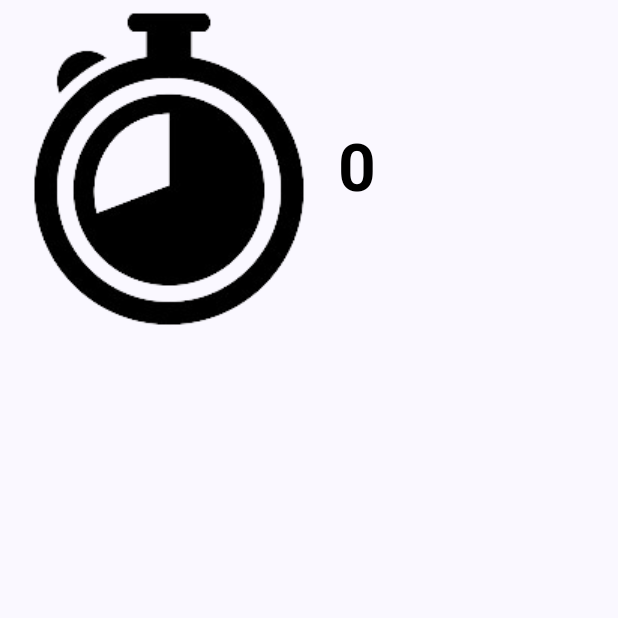
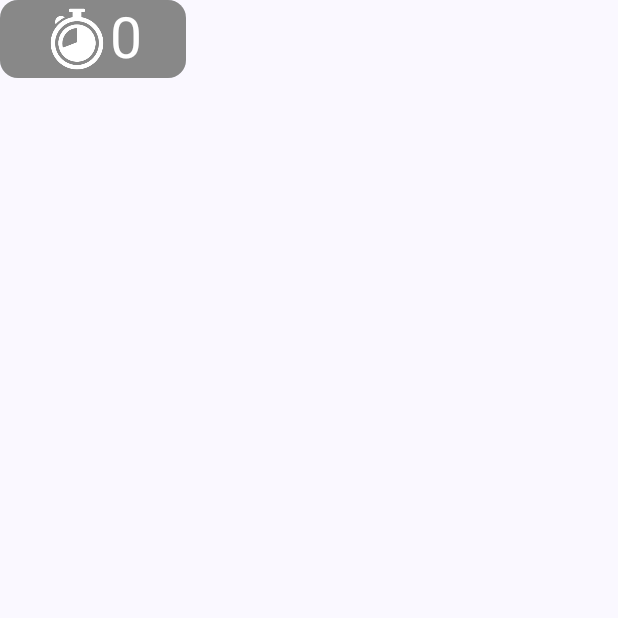
Before and after one commit to NikAn0ne/FindPairGame, an Android app built with Jetpack Compose: the composable Timer called with empty values, on a phone screen of 412 x 824 dp, the top half of it. Run offline under Robolectric (Android 15) with nearby library versions, the light colour scheme and no system bars; our stand-ins replace livedata-compose.

Commit message:
Game logic and small changes was added

```diff
--- a/app/src/main/java/com/example/findpairgame/Screens/GameScreen.kt
+++ b/app/src/main/java/com/example/findpairgame/Screens/GameScreen.kt
@@ -1,5 +1,6 @@
 package com.example.findpairgame.Screens
 
+import android.util.Log
 import androidx.compose.foundation.ExperimentalFoundationApi
 import androidx.compose.foundation.Image
 import androidx.compose.foundation.background
@@ -17,6 +18,7 @@ import androidx.compose.foundation.lazy.grid.LazyVerticalGrid
 import androidx.compose.foundation.shape.RoundedCornerShape
 import androidx.compose.material3.Button
 import androidx.compose.material3.ButtonDefaults
+import androidx.compose.material3.Card
 import androidx.compose.material3.Text
 import androidx.compose.runtime.Composable
 import androidx.compose.runtime.LaunchedEffect
@@ -28,9 +30,11 @@ import androidx.compose.runtime.setValue
 import androidx.compose.ui.Alignment
 import androidx.compose.ui.Modifier
 import androidx.compose.ui.graphics.Color
+import androidx.compose.ui.graphics.ColorFilter
 import androidx.compose.ui.layout.onSizeChanged
 import androidx.compose.ui.res.painterResource
 import androidx.compose.ui.text.font.FontWeight
+import androidx.compose.ui.tooling.preview.Preview
 import androidx.compose.ui.unit.IntSize
 import androidx.compose.ui.unit.dp
 import androidx.compose.ui.unit.sp
@@ -56,16 +60,25 @@ fun GameScreen(score: Int?,viewModel: PictureViewModel,navController: NavHostCon
         Row(modifier = Modifier.fillMaxWidth(),
             horizontalArrangement = Arrangement.SpaceEvenly){
 
-            Timer(totalTime = 1L * 1000L,
-                modifier = Modifier.size(200.dp))
+            score = Timer(totalTime = 1L * 1000L,
+                modifier = Modifier.size(200.dp),
+                score)
 
-
+            Card(modifier = Modifier.size(width = 124.dp, height = 52.dp))
+            {
+                Column(modifier = Modifier
+                    .fillMaxSize()
+                    .background(color = Color.Gray),
+                    verticalArrangement = Arrangement.Center,
+                    horizontalAlignment = Alignment.CenterHorizontally) {
             Row {
                 Image(modifier = Modifier
                     .size(42.dp)
                     .padding(end = 4.dp),painter = painterResource(id = R.drawable.coinicon), contentDescription = "")
-                Text(text = "$score", fontSize = 32.sp)
+                Text(text = "$score", fontSize = 32.sp, color = Color.White)
             }
+                }
+        }
         }
 
 
@@ -103,12 +116,16 @@ private fun CardItem(picture: PictureModel, viewModel: PictureViewModel,navContr
             modifier = Modifier
                 .size(150.dp)
                 .background(
-                    color = Color.Black.copy(alpha = if (picture.isVisible) 0.4f else 0.0f),
+                    color = Color.Gray.copy(alpha = if (picture.isVisible) 1f else 0.0f),
                     shape = RoundedCornerShape(10.dp)
                 )
                 .clickable {
                     if (picture.isVisible) {
-                        viewModel.updateShowVisibleCard(picture.id, navController = navController, score = score)
+                        viewModel.updateShowVisibleCard(
+                            picture.id,
+                            navController = navController,
+                            score = score
+                        )
                     }
                 }
         ) {
@@ -126,13 +143,19 @@ private fun CardItem(picture: PictureModel, viewModel: PictureViewModel,navContr
 fun Timer(
     totalTime: Long,
     modifier: Modifier = Modifier,
-    initialValue: Float = 1f,
-) {
+     score : Int?
+): Int? {
+    var limit by remember {
+        mutableStateOf(20)
+    }
+    var resultScore by remember {
+        mutableStateOf(score)
+    }
     var size by remember {
         mutableStateOf(IntSize.Zero)
     }
     var value by remember {
-        mutableStateOf(initialValue)
+        mutableStateOf(1f)
     }
     var currentTime by remember {
         mutableStateOf(totalTime)
@@ -145,27 +168,45 @@ fun Timer(
             delay(100L)
             currentTime += 100L
             value = currentTime / totalTime.toFloat()
+
+            if ((currentTime / 1000L).toInt() == limit && resultScore!! > 10){
+                resultScore = resultScore?.minus(5)
+                limit += 20
+
+            }
+
         }
 
     }
+
+
+    Card(modifier = Modifier.size(width = 124.dp, height = 52.dp)) {
+        Column(modifier = Modifier
+            .fillMaxSize()
+            .background(color = Color.Gray),
+            verticalArrangement = Arrangement.Center,
+            horizontalAlignment = Alignment.CenterHorizontally) {
+
+
     Row(verticalAlignment = Alignment.CenterVertically,
-        horizontalArrangement = Arrangement.SpaceEvenly,
-        modifier = modifier
-            .onSizeChanged {
-                size = it
-            }
+        horizontalArrangement = Arrangement.SpaceEvenly
     ) {
 
-        Image(painter = painterResource(id = R.drawable.timericon),
+        Image(modifier = Modifier.size(44.dp),
+            colorFilter = ColorFilter.tint(Color.White),
+            painter = painterResource(id = R.drawable.timericon),
             contentDescription = "timer")
         Text(
             text = (currentTime / 1000L).toString(),
-            fontSize = 44.sp,
-            fontWeight = FontWeight.Bold,
-            color = Color.Black
+            fontSize = 38.sp,
+            color = Color.White
         )
 
     }
+        }
+    }
+    Log.d("score", "$resultScore")
+    return resultScore
 }
 
 fun nextScreen(navController: NavHostController){
```
Also changed, not shown: app/src/main/java/com/example/findpairgame/Screens/MainScreen.kt (+55 -17 lines), app/src/main/java/com/example/findpairgame/Screens/ResultScreen.kt (+16 -6 lines), app/src/main/res/drawable/privacyicon.png.
